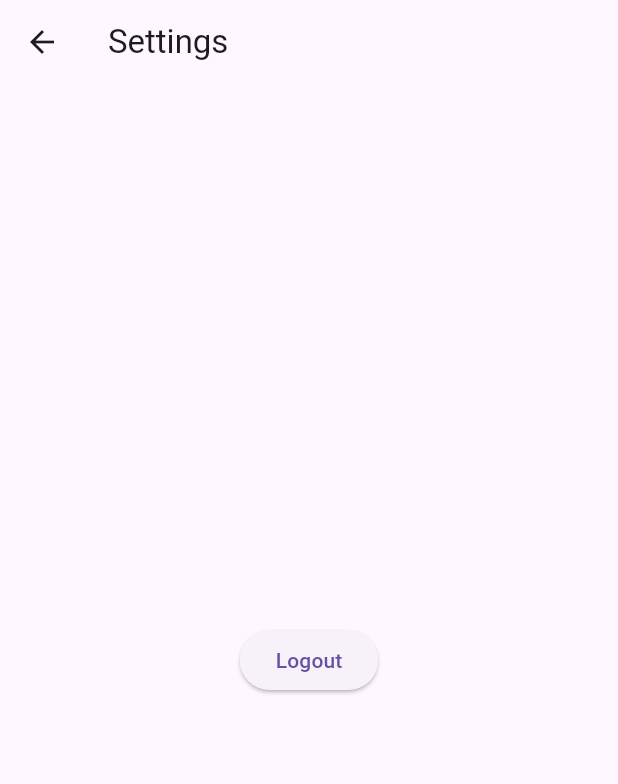
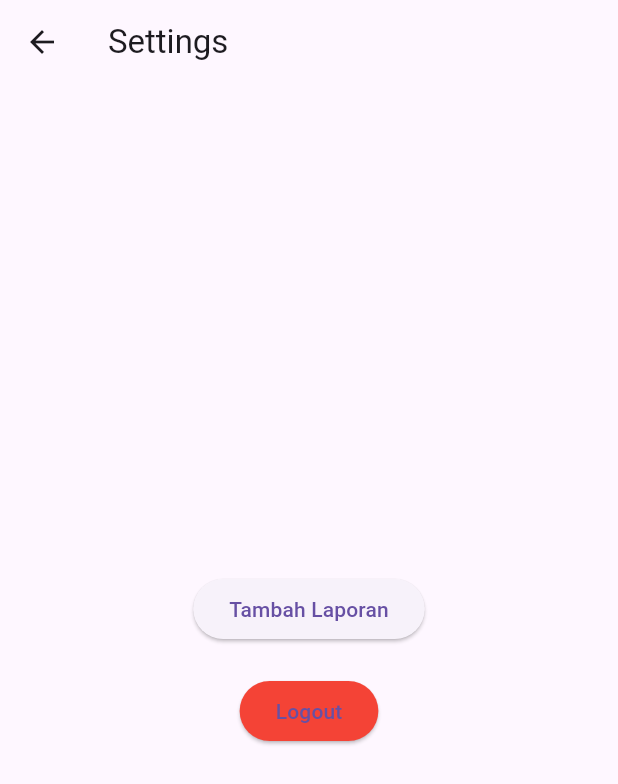
Before and after one commit to haqiasofia/ecopatrol-mobile, a Flutter app: the SettingsScreen screen opened directly, on a phone screen of 412 x 824 dp. Shown: the top 784 px of the screen. Run offline on Flutter 3.47's test engine with Material 3 defaults, Android fonts, the light colour scheme and no system bars; our stand-ins replace flutter_riverpod, geolocator, image_picker, shared_preferences, sqflite; accounts and stored records are empty.

Commit message:
Update project

```diff
--- a/lib/main.dart
+++ b/lib/main.dart
@@ -3,6 +3,7 @@
 import 'providers/session_provider.dart';
 import 'screens/login_screen.dart';
 import 'screens/setting_screen.dart';
+import 'screens/add_report_screen.dart';
 
 void main() {
   WidgetsFlutterBinding.ensureInitialized();
@@ -21,6 +22,7 @@
       title: 'EcoPatrol',
       theme: ThemeData(primarySwatch: Colors.green),
       home: isLoggedIn ? const SettingsScreen() : const LoginScreen(),
+
     );
   }
 }
--- a/lib/screens/setting_screen.dart
+++ b/lib/screens/setting_screen.dart
@@ -1,6 +1,7 @@
 import 'package:flutter/material.dart';
 import 'package:flutter_riverpod/flutter_riverpod.dart';
 import '../providers/session_provider.dart';
+import 'add_report_screen.dart';
 
 class SettingsScreen extends ConsumerWidget {
   const SettingsScreen({super.key});
@@ -10,11 +11,36 @@ class SettingsScreen extends ConsumerWidget {
     return Scaffold(
       appBar: AppBar(title: const Text("Settings")),
       body: Center(
-        child: ElevatedButton(
-          onPressed: () {
-            ref.read(sessionProvider.notifier).logout();
-          },
-          child: const Text("Logout"),
+        child: Column(
+          mainAxisAlignment: MainAxisAlignment.center,
+          children: [
+
+            // --- Tombol Tambah Laporan ---
+            ElevatedButton(
+              onPressed: () {
+                Navigator.push(
+                  context,
+                  MaterialPageRoute(
+                    builder: (_) => const AddReportScreen(),
+                  ),
+                );
+              },
+              child: const Text("Tambah Laporan"),
+            ),
+
+            const SizedBox(height: 20),
+
+            // --- Tombol Logout ---
+            ElevatedButton(
+              onPressed: () {
+                ref.read(sessionProvider.notifier).logout();
+              },
+              style: ElevatedButton.styleFrom(
+                backgroundColor: Colors.red,
+              ),
+              child: const Text("Logout"),
+            ),
+          ],
         ),
       ),
     );
```
